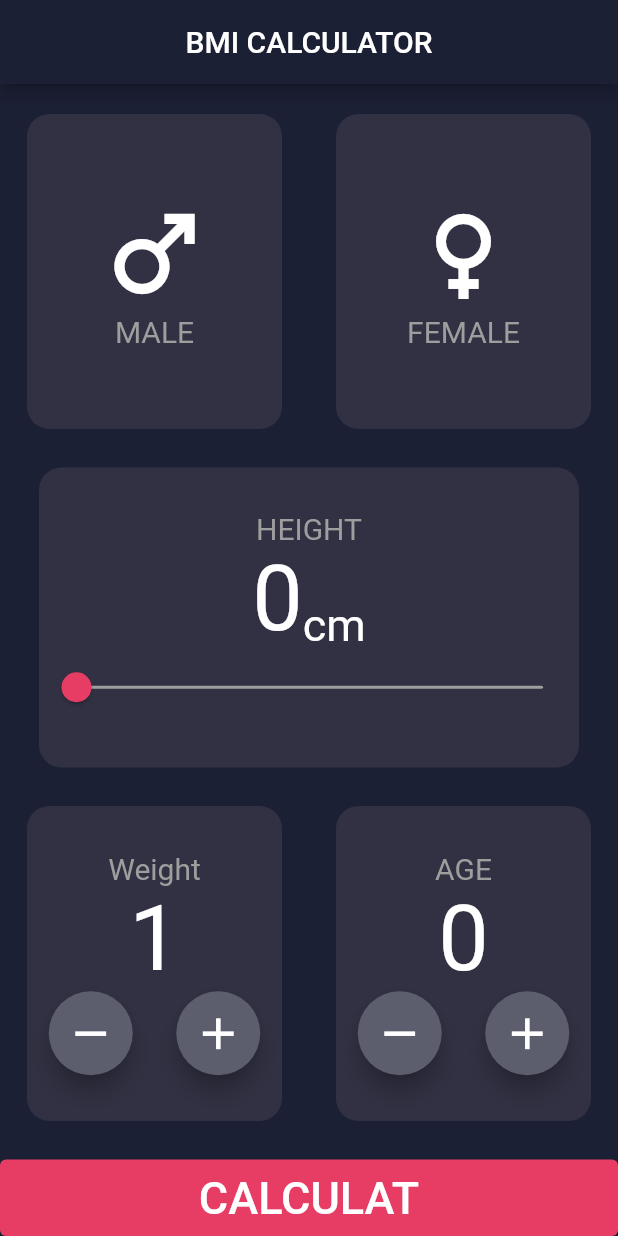
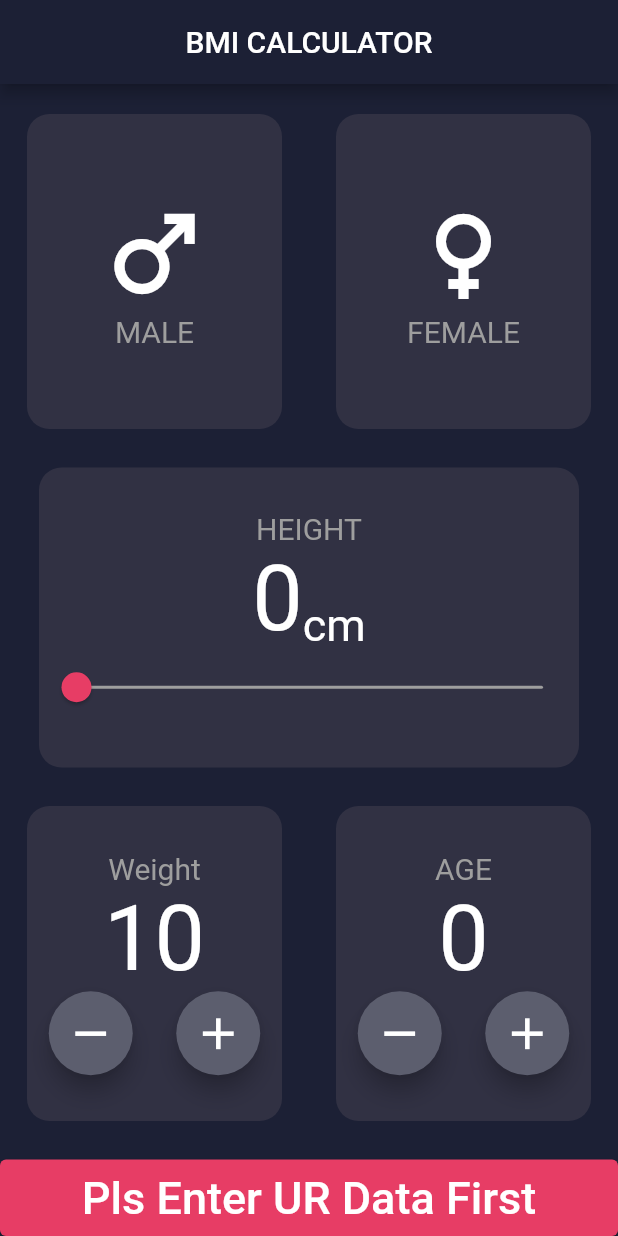
Before and after one commit to MohammeddFawzii/BMI_Calculator_App, a Flutter app: the screen it shows after launch, after a tap on the "add" icon, after a tap on "CALCULAT", on a phone screen of 412 x 824 dp. Run offline on Flutter 3.47's test engine with Material 2 defaults, Android fonts, the phone set to English and light mode, and no system bars.

Commit message:
Calculation logic  finished

```diff
--- a/lib/main.dart
+++ b/lib/main.dart
@@ -15,6 +15,8 @@ class _BmiCalcState extends State<BmiCalc> {
   double currentSliderValue = 0;
   int currentWieghtValue = 0;
   int currentAgeValue = 0;
+  String button = "CALCULAT";
+  double bmiValue = 0;
   @override
   Widget build(BuildContext context) {
     return MaterialApp(
@@ -188,7 +190,7 @@ class _BmiCalcState extends State<BmiCalc> {
                             FloatingActionButton(
                               onPressed: () {
                                 setState(() {
-                                  currentWieghtValue++;
+                                  currentWieghtValue = currentWieghtValue + 10;
                                 });
                               },
                               backgroundColor: const Color(0xFF5C5E6E),
@@ -271,14 +273,27 @@ class _BmiCalcState extends State<BmiCalc> {
               child: SizedBox(
                 width: double.infinity,
                 child: ElevatedButton(
-                  onPressed: () {},
+                  onPressed: () {
+                    setState(() {
+                      bmiValue = currentWieghtValue /
+                          ((currentSliderValue / 100) *
+                              (currentSliderValue / 100));
+                      button = bmiValue.toStringAsFixed(2);
+
+                      if (currentAgeValue == 0 ||
+                          currentSliderValue == 0 ||
+                          currentWieghtValue == 0) {
+                        button = "Pls Enter UR Data First";
+                      }
+                    });
+                  },
                   style: ElevatedButton.styleFrom(
                       backgroundColor: const Color(0xFFE73D65)),
-                  child: const Padding(
-                    padding: EdgeInsets.all(8.0),
+                  child: Padding(
+                    padding: const EdgeInsets.all(8.0),
                     child: Text(
-                      "CALCULAT",
-                      style: TextStyle(fontSize: 30),
+                      button,
+                      style: const TextStyle(fontSize: 30),
                     ),
                   ),
                 ),
```
